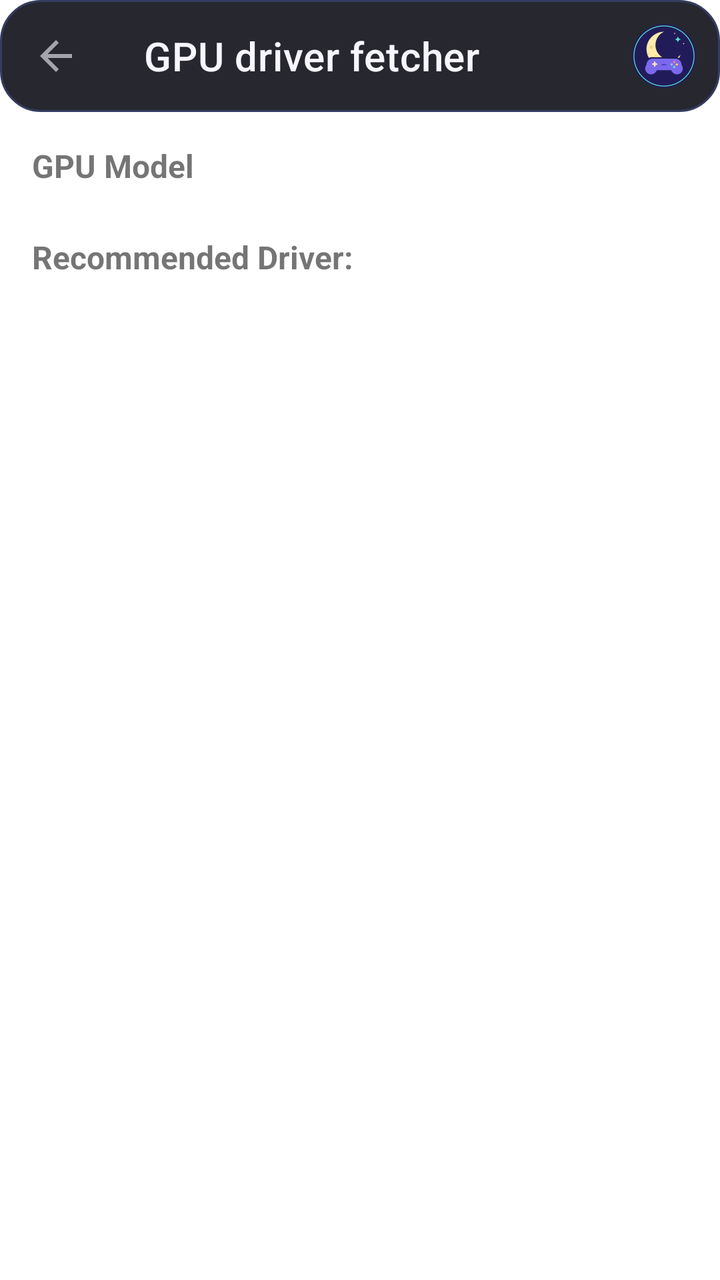
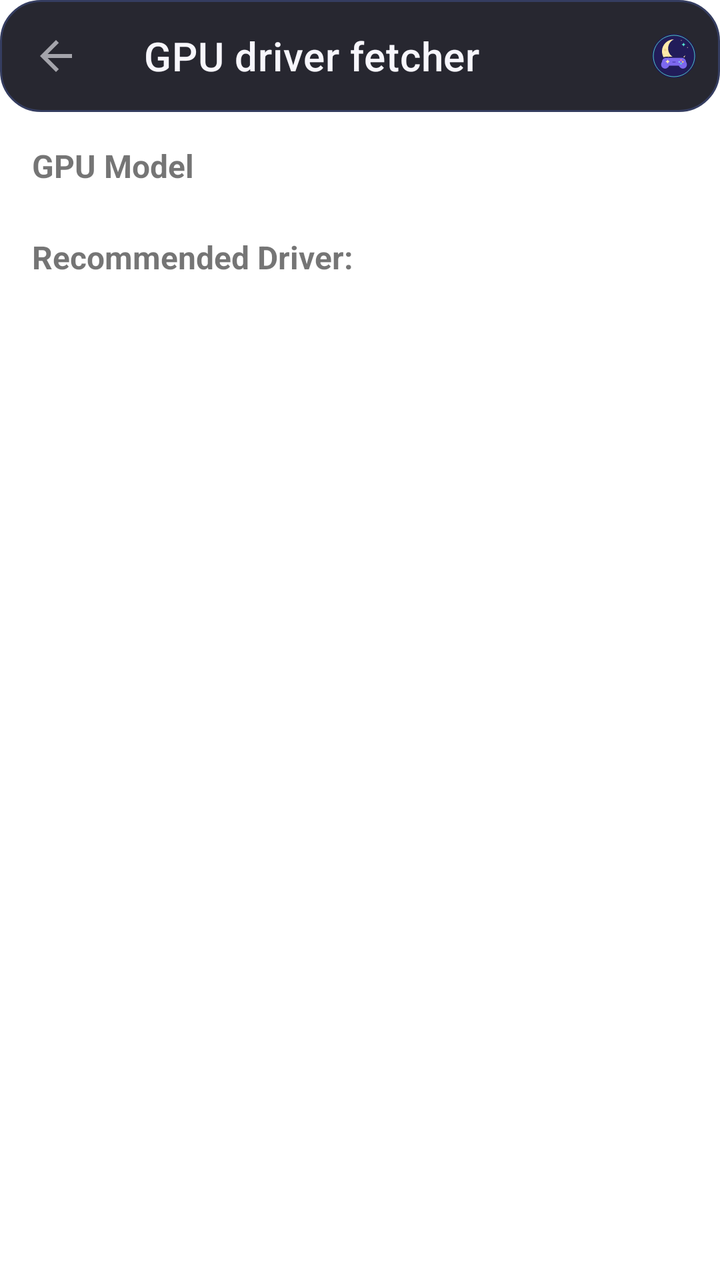

Compare the two renders of this Android layout. The source of the first and the diff that turns it into the second are given below.
<!-- AndroidManifest.xml: fallback theme Theme.MaterialComponents.DayNight.NoActionBar -->
<!-- res/layout/fragment_driver_fetcher.xml -->
<?xml version="1.0" encoding="utf-8"?>
<androidx.constraintlayout.widget.ConstraintLayout xmlns:android="http://schemas.android.com/apk/res/android"
    xmlns:app="http://schemas.android.com/apk/res-auto"
    xmlns:tools="http://schemas.android.com/tools"
    android:id="@+id/coordinator_licenses"
    android:layout_width="match_parent"
    android:layout_height="match_parent"
    android:background="?attr/colorSurface">

    <com.google.android.material.appbar.AppBarLayout
        android:id="@+id/appbar_drivers"
        style="@style/Widget.Eden.TransparentTopAppBarLayout"
        android:layout_width="match_parent"
        android:layout_height="wrap_content"
        android:fitsSystemWindows="true"
        android:touchscreenBlocksFocus="false"
        app:layout_constraintStart_toStartOf="parent"
        app:layout_constraintEnd_toEndOf="parent"
        app:layout_constraintTop_toTopOf="parent"

        app:liftOnScrollTargetViewId="@id/list_drivers">

        <com.google.android.material.appbar.MaterialToolbar
            android:id="@+id/toolbar_drivers"
            style="@style/Widget.Eden.TransparentTopToolbar"
            android:layout_width="match_parent"
            android:layout_height="?attr/actionBarSize"
            android:touchscreenBlocksFocus="false"
            app:navigationIcon="@drawable/ic_back"
            app:title="@string/gpu_driver_fetcher" ><ImageView android:layout_width="32dp" android:layout_height="32dp" android:layout_gravity="end" android:layout_marginEnd="12dp" android:src="@drawable/ic_moonwitch_mark" android:importantForAccessibility="no"/></com.google.android.material.appbar.MaterialToolbar>

    </com.google.android.material.appbar.AppBarLayout>

    <TextView
        android:id="@+id/label_gpu_model"
        android:layout_width="wrap_content"
        android:layout_height="wrap_content"
        android:layout_marginStart="8dp"
        android:layout_marginTop="8dp"
        android:padding="8dp"
        android:text="@string/gpu_model"
        android:textSize="16sp"
        android:textStyle="bold"
        app:layout_behavior="@string/appbar_scrolling_view_behavior"
        app:layout_constraintStart_toStartOf="parent"
        app:layout_constraintTop_toBottomOf="@id/appbar_drivers" />

    <TextView
        android:id="@+id/badge_gpu_model"
        android:layout_width="wrap_content"
        android:layout_height="wrap_content"
        android:layout_marginStart="8dp"
        android:background="@drawable/item_release_latest_badge_background"
        android:textColor="?attr/colorPrimary"
        android:textSize="16sp"
        app:layout_constraintBottom_toBottomOf="@id/label_gpu_model"
        app:layout_constraintStart_toEndOf="@id/label_gpu_model"
        app:layout_constraintTop_toTopOf="@id/label_gpu_model" />

    <TextView
        android:id="@+id/label_recommended_driver"
        android:layout_width="wrap_content"
        android:layout_height="wrap_content"
        android:layout_marginStart="8dp"
        android:layout_marginTop="8dp"
        android:padding="8dp"
        android:text="@string/recommended_driver"
        android:textSize="16sp"
        android:textStyle="bold"
        app:layout_behavior="@string/appbar_scrolling_view_behavior"
        app:layout_constraintStart_toStartOf="parent"
        app:layout_constraintTop_toBottomOf="@id/label_gpu_model" />

    <TextView
        android:id="@+id/badge_recommended_driver"
        android:layout_width="wrap_content"
        android:layout_height="wrap_content"
        android:layout_marginStart="8dp"
        android:background="@drawable/item_release_latest_badge_background"
        android:textColor="?attr/colorPrimary"
        android:textSize="16sp"
        app:layout_constraintBottom_toBottomOf="@id/label_recommended_driver"
        app:layout_constraintStart_toEndOf="@id/label_recommended_driver"
        app:layout_constraintTop_toTopOf="@id/label_recommended_driver" />

    <View
        android:id="@+id/divider"
        android:layout_width="0dp"
        android:layout_height="1dp"
        android:layout_marginStart="16dp"
        android:layout_marginTop="8dp"
        android:layout_marginEnd="16dp"
        android:background="?attr/colorOutline"
        app:layout_constraintEnd_toEndOf="parent"
        app:layout_constraintStart_toStartOf="parent"
        app:layout_constraintTop_toBottomOf="@id/label_recommended_driver" />

    <androidx.recyclerview.widget.RecyclerView
        android:id="@+id/list_drivers"
        android:layout_height="0dp"
        android:layout_width="match_parent"
        android:layout_marginTop="8dp"
        android:clipToPadding="false"
        app:layout_behavior="@string/appbar_scrolling_view_behavior"
        app:layout_constraintTop_toBottomOf="@id/divider"
        app:layout_constraintBottom_toBottomOf="parent" />

    <ProgressBar
        android:id="@+id/loadingIndicator"
        style="?android:attr/progressBarStyle"
        android:layout_width="wrap_content"
        android:layout_height="wrap_content"
        android:layout_marginTop="12dp"
        android:visibility="invisible"
        app:layout_constraintEnd_toEndOf="@id/list_drivers"
        app:layout_constraintStart_toStartOf="@id/list_drivers"
        app:layout_constraintTop_toTopOf="@id/list_drivers" />

</androidx.constraintlayout.widget.ConstraintLayout>
<!-- resources referenced by this layout -->
<resources>
  <!-- drawable ic_back (drawable) -->
  <vector xmlns:android="http://schemas.android.com/apk/res/android"
      android:width="24dp"
      android:height="24dp"
      android:autoMirrored="true"
      android:viewportWidth="24"
      android:viewportHeight="24">
      <path
          android:fillColor="?attr/colorControlNormal"
          android:pathData="M20,11H7.83l5.59,-5.59L12,4l-8,8 8,8 1.41,-1.41L7.83,13H20v-2z" />
  </vector>
  <!-- drawable ic_moonwitch_mark: vector/xml drawable (drawable, 2291 chars, omitted) -->
  <!-- drawable item_release_latest_badge_background (drawable) -->
  <?xml version="1.0" encoding="utf-8"?>
  <shape xmlns:android="http://schemas.android.com/apk/res/android"
      android:shape="rectangle">
      <solid android:color="?attr/colorSurfaceVariant" />
      <corners android:radius="8dp" />
      <padding
          android:left="8dp"
          android:right="8dp"
          android:top="0dp"
          android:bottom="0dp" />
  </shape>
  <string name="gpu_driver_fetcher">GPU driver fetcher</string>
  <string name="gpu_model">GPU Model</string>
  <string name="recommended_driver">Recommended Driver:</string>
  <style name="Widget.Eden.TransparentTopAppBarLayout" parent="">
          <item name="android:background">@android:color/transparent</item>
          <item name="android:elevation">0dp</item>
          <item name="android:stateListAnimator">@null</item>
          <item name="elevation">0dp</item>
          <item name="liftOnScroll">false</item>
          <item name="statusBarForeground">@android:color/transparent</item>
      </style>
  <style name="Widget.Eden.TransparentTopToolbar" parent="">
          <item name="android:background">@drawable/mw_reformulation_toolbar_surface</item>
          <item name="android:elevation">0dp</item>
          <item name="backgroundTint">@android:color/transparent</item>
          <item name="titleTextColor">@color/mw_ui_text</item>
          <item name="subtitleTextColor">@color/mw_ui_text_2</item>
          <item name="navigationIconTint">@color/mw_ui_text</item>
      </style>
  <!-- drawable mw_reformulation_toolbar_surface (drawable) -->
  <?xml version="1.0" encoding="utf-8"?>
  <shape xmlns:android="http://schemas.android.com/apk/res/android" android:shape="rectangle"><solid android:color="#E610101A"/><corners android:radius="20dp"/><stroke android:width="1dp" android:color="@color/mw_ui_border"/></shape>
  <color name="mw_ui_text">#F7F6FC</color>
  <color name="mw_ui_text_2">#B7BED5</color>
  <color name="mw_ui_border">#353D60</color>
</resources>

<!-- the commit's change to res/layout/fragment_driver_fetcher.xml (unified diff, before → after) -->
@@ -27,7 +27,7 @@
             android:layout_height="?attr/actionBarSize"
             android:touchscreenBlocksFocus="false"
             app:navigationIcon="@drawable/ic_back"
-            app:title="@string/gpu_driver_fetcher" ><ImageView android:layout_width="32dp" android:layout_height="32dp" android:layout_gravity="end" android:layout_marginEnd="12dp" android:src="@drawable/ic_moonwitch_mark" android:importantForAccessibility="no"/></com.google.android.material.appbar.MaterialToolbar>
+            app:title="@string/gpu_driver_fetcher" ><ImageView android:layout_width="22dp" android:layout_height="22dp" android:layout_gravity="end" android:layout_marginEnd="12dp" android:src="@drawable/ic_moonwitch_mark" android:importantForAccessibility="no"/></com.google.android.material.appbar.MaterialToolbar>
 
     </com.google.android.material.appbar.AppBarLayout>
 
